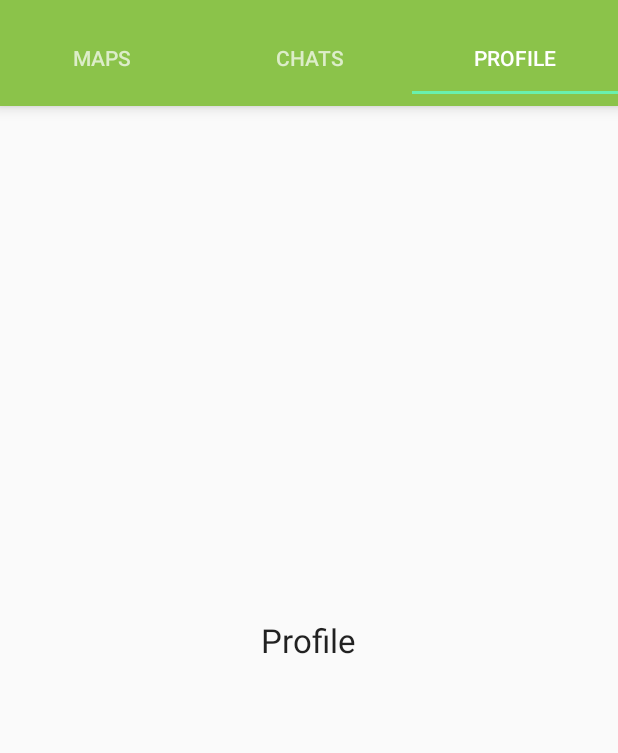
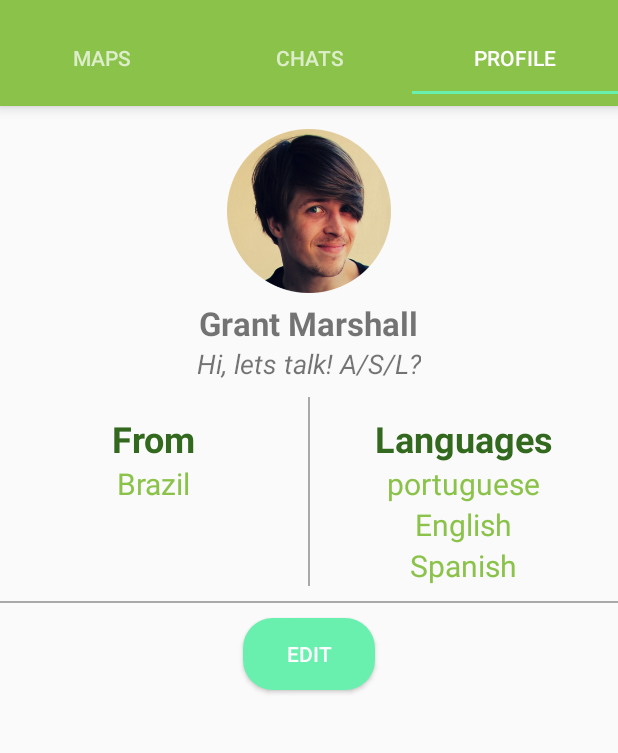
Before and after one commit to 2136280m/MapChat, an Android app: the fragment ProfileFragment placed in its activity, tab 3 chosen, on a phone screen of 412 x 824 dp, the part 62-815 px from its top. Run offline under Robolectric (Android 15) with nearby library versions, the phone set to English and light mode, and no system bars.

Commit message:
profile page

```diff
--- /dev/null
+++ b/app/src/main/res/drawable/round_button.xml
@@ -0,0 +1,13 @@
+<?xml version="1.0" encoding="utf-8"?>
+<shape xmlns:android="http://schemas.android.com/apk/res/android"
+android:shape="rectangle">
+
+<corners android:radius="20dp"/>
+<solid android:color="@color/colorAccent"/>
+<padding
+    android:bottom="5dp"
+    android:left="10dp"
+    android:right="10dp"
+    android:top="5dp"/>
+
+</shape>
--- a/app/src/main/res/layout/fragment_tab_fragment3.xml
+++ b/app/src/main/res/layout/fragment_tab_fragment3.xml
@@ -2,14 +2,142 @@
 <RelativeLayout xmlns:android="http://schemas.android.com/apk/res/android"
     android:layout_width="match_parent"
     android:layout_height="match_parent"
+    xmlns:app="http://schemas.android.com/apk/res-auto"
     android:orientation="vertical">
 
+    <ImageView
+        android:id="@+id/ivProfile"
+        android:layout_width="120dp"
+        android:layout_height="120dp"
+        android:layout_alignParentTop="true"
+        android:layout_centerHorizontal="true"
+        android:layout_marginTop="10dp"
+        android:padding="5dp"
+        app:srcCompat="@drawable/test_profile_pic" />
+
     <TextView
-        android:id="@+id/textView"
+        android:id="@+id/tvName"
         android:layout_width="wrap_content"
         android:layout_height="wrap_content"
-        android:layout_centerInParent="true"
-        android:text="Profile"
-        android:textAppearance="?android:attr/textAppearanceLarge"/>
+        android:layout_below="@id/ivProfile"
+        android:layout_centerHorizontal="true"
+        android:gravity="center"
+        android:text="Grant Marshall"
+        android:textSize="22sp"
+        android:textStyle="bold" />
+
+    <TextView
+        android:id="@+id/tvDescription"
+        android:layout_width="wrap_content"
+        android:layout_height="wrap_content"
+        android:layout_below="@+id/tvName"
+        android:layout_centerHorizontal="true"
+        android:gravity="center"
+        android:text="Hi, lets talk! A/S/L?"
+        android:textSize="18sp"
+        android:textStyle="italic" />
+
+    <LinearLayout
+        android:id="@+id/linearLayout"
+        android:layout_width="match_parent"
+        android:layout_height="wrap_content"
+        android:layout_below="@id/tvDescription"
+        android:layout_centerHorizontal="true"
+        android:layout_marginTop="10dp"
+        android:orientation="horizontal">
+
+        <LinearLayout
+            android:layout_width="0dp"
+            android:layout_height="wrap_content"
+            android:layout_marginTop="11dp"
+            android:layout_weight="1"
+            android:gravity="center"
+            android:orientation="vertical">
+
+            <TextView
+                android:id="@+id/tv1"
+                android:layout_width="wrap_content"
+                android:layout_height="wrap_content"
+                android:gravity="center"
+                android:text="From"
+                android:textColor="@color/colorPrimaryDark"
+                android:textSize="24sp"
+                android:textStyle="bold"/>
+
+            <TextView
+                android:layout_width="wrap_content"
+                android:layout_height="wrap_content"
+                android:text="Brazil"
+                android:textColor="@color/colorPrimary"
+                android:textSize="20sp" />
+
+        </LinearLayout>
+
+        <View
+            android:layout_width="1dp"
+            android:layout_height="match_parent"
+            android:background="#A9A9A9" />
+
+        <LinearLayout
+            android:layout_width="0dp"
+            android:layout_height="wrap_content"
+            android:layout_marginTop="11dp"
+            android:layout_weight="1"
+            android:gravity="center"
+            android:orientation="vertical">
+
+            <TextView
+                android:id="@+id/tv2"
+                android:layout_width="wrap_content"
+                android:layout_height="wrap_content"
+                android:gravity="center"
+                android:text="Languages"
+                android:textColor="@color/colorPrimaryDark"
+                android:textSize="24sp"
+                android:textStyle="bold"/>
+
+            <TextView
+            android:layout_width="wrap_content"
+            android:layout_height="wrap_content"
+            android:text="portuguese"
+            android:textColor="@color/colorPrimary"
+            android:textSize="20sp" />
+
+            <TextView
+                android:layout_width="wrap_content"
+                android:layout_height="wrap_content"
+                android:text="English"
+                android:textColor="@color/colorPrimary"
+                android:textSize="20sp" />
+
+            <TextView
+                android:layout_width="wrap_content"
+                android:layout_height="wrap_content"
+                android:text="Spanish"
+                android:textColor="@color/colorPrimary"
+                android:textSize="20sp" />
+
+        </LinearLayout>
+
+    </LinearLayout>
+
+    <View
+        android:id="@+id/line"
+        android:layout_width="match_parent"
+        android:layout_height="1dp"
+        android:layout_below="@+id/linearLayout"
+        android:layout_marginTop="10dp"
+        android:background="#A9A9A9" />
+
+    <Button
+        android:id="@+id/btnFollow"
+        android:layout_width="wrap_content"
+        android:layout_height="wrap_content"
+        android:layout_below="@+id/line"
+        android:layout_centerHorizontal="true"
+        android:layout_marginTop="10dp"
+        android:background="@drawable/round_button"
+        android:text="Edit"
+        android:textColor="#ffff" />
 
 </RelativeLayout>
```
Also changed, not shown: app/src/main/res/drawable/edit_button.png (added), app/src/main/res/drawable/test_profile_pic.png (added).
